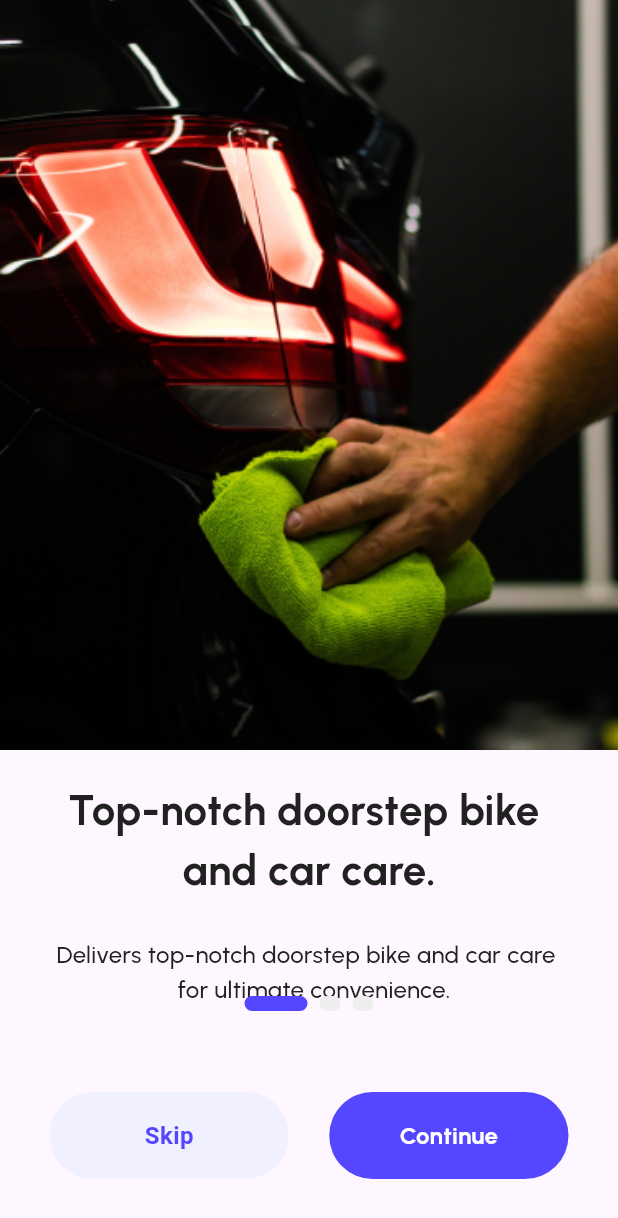
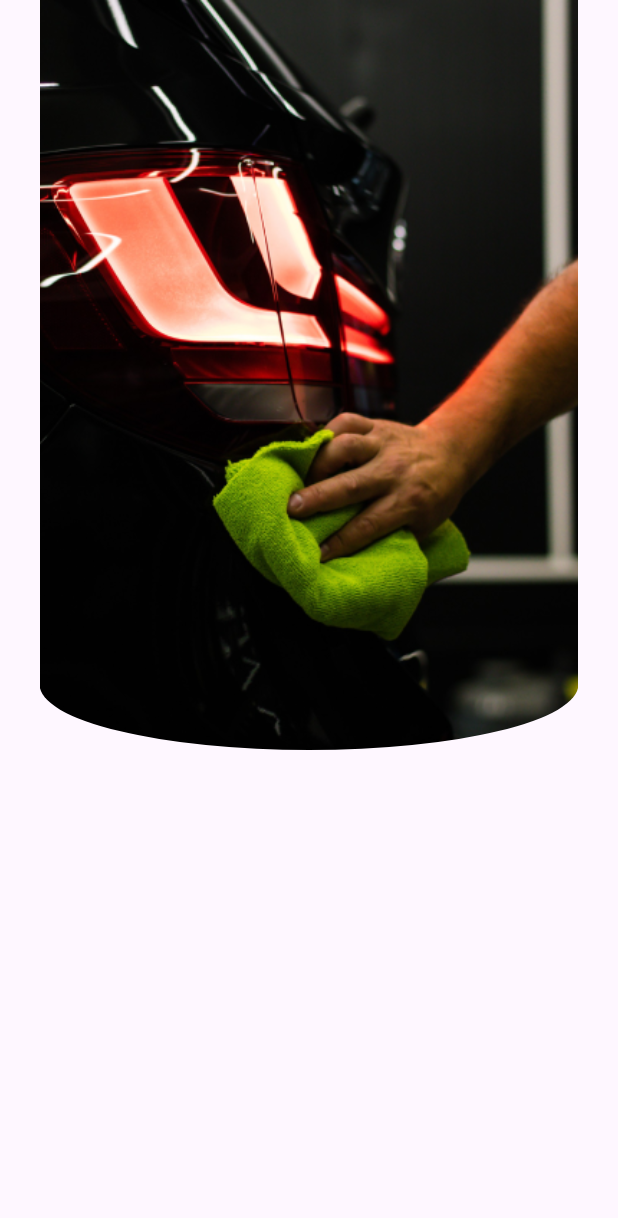
Before and after one commit to aryan-jha/wheel-and-clean, a Flutter app: the screen it shows after launch, on a phone screen of 412 x 824 dp. Shown: the top 1218 px of the screen. Run offline on Flutter 3.47's test engine with Material 3 defaults, Android fonts, the light colour scheme and no system bars; drawn by our look-alikes of smooth_page_indicator; our stand-ins replace google_fonts.

Commit message:
initial setup for this branch

```diff
--- a/lib/Splash_screen/splash_screen.dart
+++ b/lib/Splash_screen/splash_screen.dart
@@ -42,11 +42,12 @@ class _SplashScreenState extends State<SplashScreen> {
             const SizedBox(height: 20),
             Column(
               children: [
-                Center(
-                    child: Image.asset(
-                        'assets/screensAsset/Animation - splash.png')),
-
-
+                Padding(
+                  padding: const EdgeInsets.symmetric(vertical: 60),
+                  child: Center(
+                      child: Image.asset(
+                          'assets/screensAsset/Animation - splash.png')),
+                ),
               ],
             )
           ],
--- a/lib/main.dart
+++ b/lib/main.dart
@@ -1,4 +1,6 @@
 import 'package:flutter/material.dart';
+import 'package:wheel_and_clean/Splash_screen/splash_screen.dart';
+import 'package:wheel_and_clean/screens/temp_screen.dart';
 import 'package:wheel_and_clean/screens/tutorial_screen.dart';
 
 void main() {
@@ -12,12 +14,13 @@ class MyApp extends StatelessWidget {
   @override
   Widget build(BuildContext context) {
     return MaterialApp(
+      debugShowCheckedModeBanner: false,
       title: 'Flutter Demo',
       theme: ThemeData(
-      colorScheme: ColorScheme.fromSeed(seedColor: Colors.deepPurple),
+        colorScheme: ColorScheme.fromSeed(seedColor: Colors.deepPurple),
         useMaterial3: true,
       ),
-      home: const TutorialScreen(),
+      home: const TempScreen(),
     );
   }
 }
--- /dev/null
+++ b/lib/screens/temp_screen.dart
@@ -0,0 +1,42 @@
+import 'package:flutter/material.dart';
+
+class TempScreen extends StatefulWidget {
+  const TempScreen({super.key});
+
+  @override
+  State<TempScreen> createState() => _TempScreenState();
+}
+
+class _TempScreenState extends State<TempScreen> {
+  @override
+  Widget build(BuildContext context) {
+    return Scaffold(
+      body: Column(
+        mainAxisAlignment: MainAxisAlignment.start,
+        crossAxisAlignment: CrossAxisAlignment.center,
+        children: [
+          Center(
+            child: Container(
+              height: 500,
+              decoration: BoxDecoration(
+                // color: Colors.red,
+                borderRadius: BorderRadius.vertical(
+                    bottom: Radius.elliptical(
+                        MediaQuery.of(context).size.width, 100.0)),
+              ),
+              child: ClipRRect(
+                borderRadius: BorderRadius.vertical(
+                  bottom:
+                      Radius.elliptical(MediaQuery.of(context).size.width, 100),
+                ),
+                child: Image(
+                    fit: BoxFit.cover,
+                    image: AssetImage('assets/screensAsset/tut1.png')),
+              ),
+            ),
+          )
+        ],
+      ),
+    );
+  }
+}
--- a/lib/screens/tutorial_screen.dart
+++ b/lib/screens/tutorial_screen.dart
@@ -48,10 +48,6 @@ class _TutorialScreenState extends State<TutorialScreen> {
                   Text(
                     "Top-notch doorstep bike \n           and car care.",
                     style: tutorialHeadlineFont,
-                    // style: TextStyle(
-                    //   fontSize: 28,
-                    //   fontWeight: FontWeight.w700,
-                    // ),
                   ),
                   const SizedBox(
                     height: 25,
@@ -80,18 +76,14 @@ class _TutorialScreenState extends State<TutorialScreen> {
                   Text(
                     "Better service experience \n    than washing centers.",
                     style: tutorialHeadlineFont,
-                    // style: TextStyle(
-                    //   fontSize: 28,
-                    //   fontWeight: FontWeight.w700,
-                    // ),
                   ),
                   const SizedBox(
                     height: 25,
                   ),
                   Padding(
-                    padding: EdgeInsets.symmetric(horizontal: 50),
+                    padding: EdgeInsets.symmetric(horizontal: 10),
                     child: Text(
-                        "    Offers a superior service experience compared to traditional washing centers.",
+                        "    Offers a superior service experience \ncompared to traditional washing centers.",
                         style: tutorialDescriptionFont),
                   )
                 ],
@@ -151,7 +143,11 @@ class _TutorialScreenState extends State<TutorialScreen> {
             ),
           ),
           Padding(
-              padding: const EdgeInsets.only(bottom: 38, left: 33),
+              padding: const EdgeInsets.symmetric(
+                  // bottom: 38,
+                  // left: 33,
+                  horizontal: 20,
+                  vertical: 30),
               child: (currentPage < 2)
                   ? Column(
                       // crossAxisAlignment: CrossAxisAlignment.end,
```
